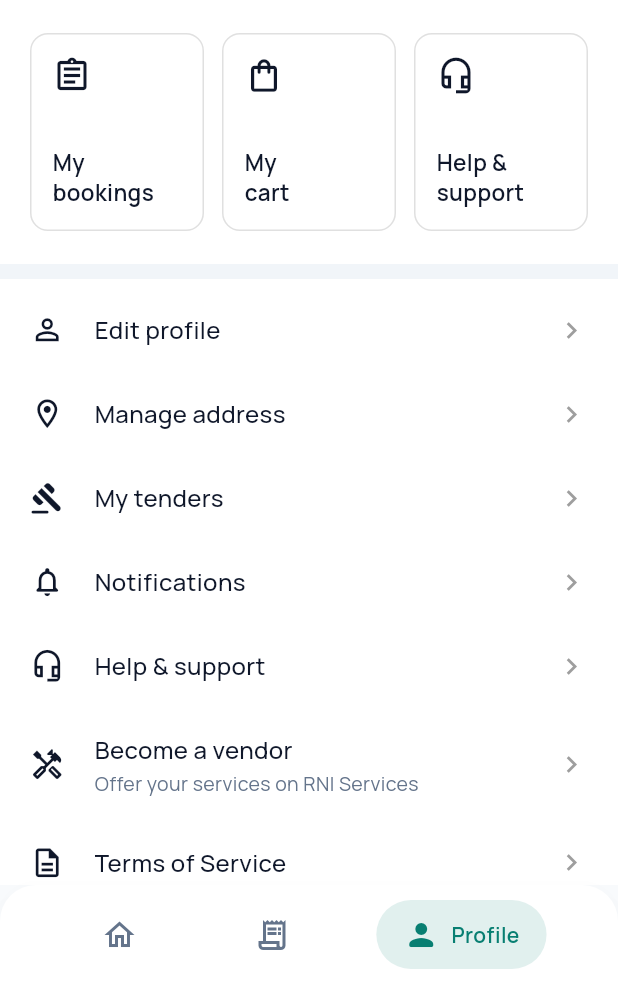
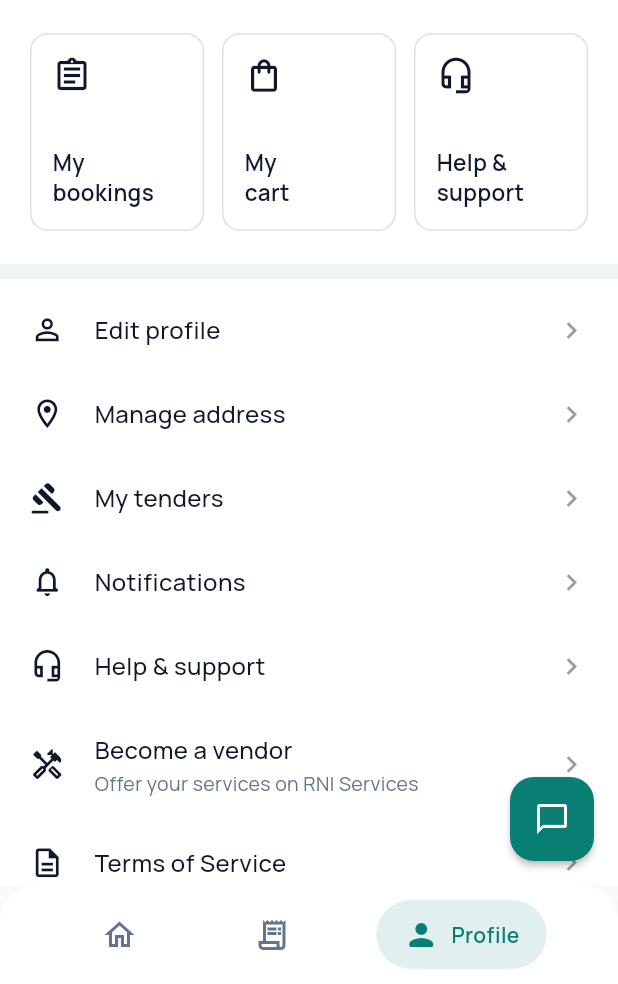
Before and after one commit to tribixsmedia-collab/1_client_booking_app_new, a Flutter app: the MainNavigationScreen screen opened directly, item 3 of the bottom bar chosen, on a phone screen of 412 x 824 dp, the part 252-1236 px from its top. Run offline on Flutter 3.47's test engine with Material 3 defaults, Android fonts, the phone set to English and light mode, and no system bars; our stand-ins replace firebase_core, firebase_messaging, flutter_map, geolocator, image_picker, latlong2 and 4 more; missing offline and left inert: dart:js_interop, razorpay_flutter; accounts and stored records are empty; network calls fail.

Commit message:
Float the assistant on every tab, not just Help & Support
It was only reachable from a card inside Help & Support: profile, then
Help & Support, then the card. Nobody goes looking in a support inbox
for a quick answer, and the first thing asked on seeing the home page
was where the assistant had gone.

So it gets the corner bubble people have learnt to expect. Most of what
the assistant is good at -- "where is my booking", "how much is this" --
is asked while browsing rather than while raising a ticket, which is the
same reason it belongs on every tab and not only on Home.

Extended on a monitor, where there is room for words and a bare icon in
a corner reads as ambiguous; circular on a phone, where the bottom tabs
are already using the width. Scaffold keeps it clear of those tabs
itself.

Gated with requireSignIn, the same gate booking and reviewing use. On
the web nobody is signed in when the home page loads, and the assistant
answers from the customer's own rows, so there is nothing it could say
to a guest.

The card in Help & Support stays: that is where somebody who has decided
they need help is already looking.

Co-Authored-By: Claude Opus 5 <noreply@anthropic.com>

```diff
--- a/lib/screens/main_navigation_screen.dart
+++ b/lib/screens/main_navigation_screen.dart
@@ -1,6 +1,7 @@
 import 'package:flutter/material.dart';
 import '../utils/breakpoints.dart';
 import '../widgets/app_bottom_nav.dart';
+import '../widgets/assistant_fab.dart';
 import '../widgets/web_top_nav.dart';
 import 'home_tab.dart';
 import 'my_bookings_screen.dart';
@@ -78,6 +79,10 @@ class _MainNavigationScreenState extends State<MainNavigationScreen> {
           ),
         ],
       ),
+      // On every tab, not just Help & Support: most of what the assistant
+      // answers is asked while browsing. Scaffold keeps it clear of the
+      // bottom tabs on phones on its own.
+      floatingActionButton: const AssistantFab(),
       bottomNavigationBar: desktop
           ? null
           : AppBottomNav(currentIndex: _currentIndex, onTap: _onTabTapped),
--- /dev/null
+++ b/lib/widgets/assistant_fab.dart
@@ -0,0 +1,54 @@
+import 'package:flutter/material.dart';
+import '../screens/assistant_screen.dart';
+import '../theme.dart';
+import '../utils/breakpoints.dart';
+import '../utils/profile_gate.dart';
+
+/// The floating way in to the assistant, on every tab of the shell.
+///
+/// It lives here rather than only inside Help & Support because that is three
+/// taps deep — profile, Help & Support, then the card — and nobody goes
+/// looking in a support inbox for a quick answer. A bubble in the corner is
+/// where people have learnt to expect one, and most of what the assistant is
+/// good at ("where is my booking", "how much is this") is asked while
+/// browsing, not while raising a ticket.
+///
+/// Extended on a monitor, where there is room for words and a bare icon in a
+/// corner reads as ambiguous. Circular on a phone, where the bottom tabs are
+/// already using the width.
+///
+/// The sign-in gate is the same one booking and reviewing use. On the web
+/// nobody is signed in when the home page loads, and the assistant answers
+/// from the customer's own rows, so there is nothing it could say to a guest.
+class AssistantFab extends StatelessWidget {
+  const AssistantFab({super.key});
+
+  Future<void> _open(BuildContext context) async {
+    if (!await requireSignIn(context)) return;
+    if (!context.mounted) return;
+    await Navigator.of(context).push(
+      MaterialPageRoute(builder: (_) => const AssistantScreen()),
+    );
+  }
+
+  @override
+  Widget build(BuildContext context) {
+    if (isDesktopLayout(context)) {
+      return FloatingActionButton.extended(
+        onPressed: () => _open(context),
+        backgroundColor: AppColors.primary,
+        foregroundColor: Colors.white,
+        icon: const Icon(Icons.chat_bubble_outline),
+        label: const Text('Ask the assistant'),
+      );
+    }
+
+    return FloatingActionButton(
+      onPressed: () => _open(context),
+      backgroundColor: AppColors.primary,
+      foregroundColor: Colors.white,
+      tooltip: 'Ask the assistant',
+      child: const Icon(Icons.chat_bubble_outline),
+    );
+  }
+}
```
